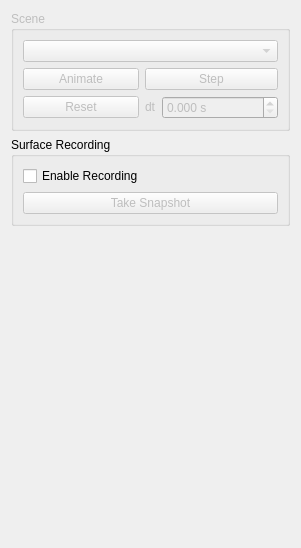
Qt form Plugins/org.mitk.gui.qt.simulation/src/internal/QmitkSimulationViewControls.ui (MITK/MITK) before a commit.
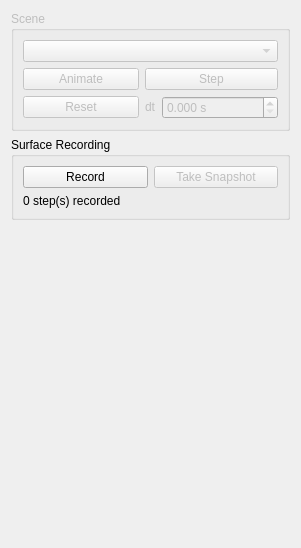
The same form after that commit. Custom widgets are drawn as their Qt base class.

Commit message: Implemented functionality to record simulations as 4D-surfaces.

What changed in the file:
```diff
--- a/Plugins/org.mitk.gui.qt.simulation/src/internal/QmitkSimulationViewControls.ui
+++ b/Plugins/org.mitk.gui.qt.simulation/src/internal/QmitkSimulationViewControls.ui
@@ -121,15 +121,18 @@
      <property name="title">
       <string>Surface Recording</string>
      </property>
-     <layout class="QVBoxLayout" name="verticalLayout">
-      <item>
-       <widget class="QCheckBox" name="recordCheckBox">
+     <layout class="QGridLayout" name="gridLayout_2">
+      <item row="0" column="0">
+       <widget class="QPushButton" name="recordButton">
         <property name="text">
-         <string>Enable Recording</string>
+         <string>Record</string>
+        </property>
+        <property name="checkable">
+         <bool>true</bool>
         </property>
        </widget>
       </item>
-      <item>
+      <item row="0" column="1">
        <widget class="QPushButton" name="snapshotButton">
         <property name="enabled">
          <bool>false</bool>
@@ -139,6 +142,13 @@
         </property>
        </widget>
       </item>
+      <item row="1" column="0" colspan="2">
+       <widget class="QLabel" name="stepsRecordedLabel">
+        <property name="text">
+         <string>0 step(s) recorded</string>
+        </property>
+       </widget>
+      </item>
      </layout>
     </widget>
    </item>
```
The commit also changes 3 other files.
